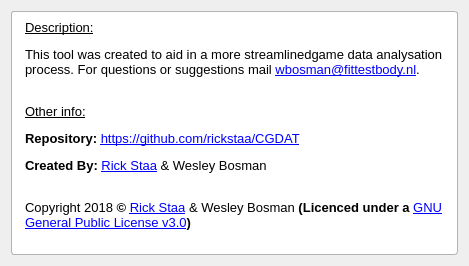
First picture: the form in qt/about.ui, repository rickstaa/CCDAT, before the edit.
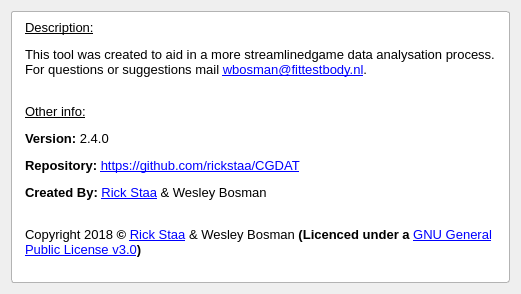
Second picture: the form after the edit.

Patch:
```diff
--- a/qt/about.ui
+++ b/qt/about.ui
@@ -7,7 +7,7 @@
     <x>0</x>
     <y>0</y>
     <width>464</width>
-    <height>266</height>
+    <height>294</height>
    </rect>
   </property>
   <property name="sizePolicy">
@@ -48,7 +48,7 @@
       <number>1</number>
      </property>
      <property name="text">
-      <string>&lt;html&gt;&lt;head/&gt;&lt;body&gt;&lt;p&gt;&lt;span style=&quot; text-decoration: underline;&quot;&gt;Description:&lt;/span&gt;&lt;/p&gt;&lt;p&gt;This tool was created to aid in a more streamlinedgame data analysation process. For questions or suggestions mail &lt;a href=&quot;mailto:wbosman@fittestbody.nl&quot;&gt;&lt;span style=&quot; text-decoration: underline; color:#0000ff;&quot;&gt;wbosman@fittestbody.nl&lt;/span&gt;&lt;/a&gt;.&lt;/p&gt;&lt;p&gt;&lt;br/&gt;&lt;span style=&quot; text-decoration: underline;&quot;&gt;Other info:&lt;/span&gt;&lt;/p&gt;&lt;p&gt;&lt;span style=&quot; font-weight:600;&quot;&gt;Repository: &lt;/span&gt;&lt;a href=&quot;https://github.com/rickstaa/CGDAT&quot;&gt;&lt;span style=&quot; text-decoration: underline; color:#0000ff;&quot;&gt;https://github.com/rickstaa/CGDAT&lt;/span&gt;&lt;/a&gt;&lt;/p&gt;&lt;p&gt;&lt;span style=&quot; font-weight:600;&quot;&gt;Created By: &lt;/span&gt;&lt;a href=&quot;https://github.com/rickstaa&quot;&gt;&lt;span style=&quot; text-decoration: underline; color:#0000ff;&quot;&gt;Rick Staa&lt;/span&gt;&lt;/a&gt; &amp;amp; Wesley Bosman&lt;br/&gt;&lt;/p&gt;&lt;p&gt;Copyright 2018 &lt;span style=&quot; font-weight:600;&quot;&gt;© &lt;/span&gt;&lt;a href=&quot;https://github.com/rickstaa/&quot;&gt;&lt;span style=&quot; text-decoration: underline; color:#0000ff;&quot;&gt;Rick Staa&lt;/span&gt;&lt;/a&gt; &amp;amp; Wesley Bosman&lt;span style=&quot; font-weight:600;&quot;&gt; (Licenced under a &lt;/span&gt;&lt;a href=&quot;https://github.com/rickstaa/CGDAT/blob/master/LICENSE&quot;&gt;&lt;span style=&quot; text-decoration: underline; color:#0000ff;&quot;&gt;GNU General Public License v3.0&lt;/span&gt;&lt;/a&gt;&lt;span style=&quot; font-size:medium; font-weight:600;&quot;&gt;)&lt;/span&gt;&lt;/p&gt;&lt;/body&gt;&lt;/html&gt;</string>
+      <string>&lt;html&gt;&lt;head/&gt;&lt;body&gt;&lt;p&gt;&lt;span style=&quot; text-decoration: underline;&quot;&gt;Description:&lt;/span&gt;&lt;/p&gt;&lt;p&gt;This tool was created to aid in a more streamlinedgame data analysation process. For questions or suggestions mail &lt;a href=&quot;mailto:wbosman@fittestbody.nl&quot;&gt;&lt;span style=&quot; text-decoration: underline; color:#0000ff;&quot;&gt;wbosman@fittestbody.nl&lt;/span&gt;&lt;/a&gt;.&lt;/p&gt;&lt;p&gt;&lt;br/&gt;&lt;span style=&quot; text-decoration: underline;&quot;&gt;Other info:&lt;/span&gt;&lt;/p&gt;&lt;p&gt;&lt;span style=&quot; font-weight:600;&quot;&gt;Version: &lt;/span&gt;2.4.0&lt;/p&gt;&lt;p&gt;&lt;span style=&quot; font-weight:600;&quot;&gt;Repository: &lt;/span&gt;&lt;a href=&quot;https://github.com/rickstaa/CGDAT&quot;&gt;&lt;span style=&quot; text-decoration: underline; color:#0000ff;&quot;&gt;https://github.com/rickstaa/CGDAT&lt;/span&gt;&lt;/a&gt;&lt;/p&gt;&lt;p&gt;&lt;span style=&quot; font-weight:600;&quot;&gt;Created By: &lt;/span&gt;&lt;a href=&quot;https://github.com/rickstaa&quot;&gt;&lt;span style=&quot; text-decoration: underline; color:#0000ff;&quot;&gt;Rick Staa&lt;/span&gt;&lt;/a&gt; &amp;amp; Wesley Bosman&lt;br/&gt;&lt;/p&gt;&lt;p&gt;Copyright 2018 &lt;span style=&quot; font-weight:600;&quot;&gt;© &lt;/span&gt;&lt;a href=&quot;https://github.com/rickstaa/&quot;&gt;&lt;span style=&quot; text-decoration: underline; color:#0000ff;&quot;&gt;Rick Staa&lt;/span&gt;&lt;/a&gt; &amp;amp; Wesley Bosman&lt;span style=&quot; font-weight:600;&quot;&gt; (Licenced under a &lt;/span&gt;&lt;a href=&quot;https://github.com/rickstaa/CGDAT/blob/master/LICENSE&quot;&gt;&lt;span style=&quot; text-decoration: underline; color:#0000ff;&quot;&gt;GNU General Public License v3.0&lt;/span&gt;&lt;/a&gt;&lt;span style=&quot; font-size:medium; font-weight:600;&quot;&gt;)&lt;/span&gt;&lt;/p&gt;&lt;/body&gt;&lt;/html&gt;</string>
      </property>
      <property name="alignment">
       <set>Qt::AlignLeading|Qt::AlignLeft|Qt::AlignTop</set>
```
